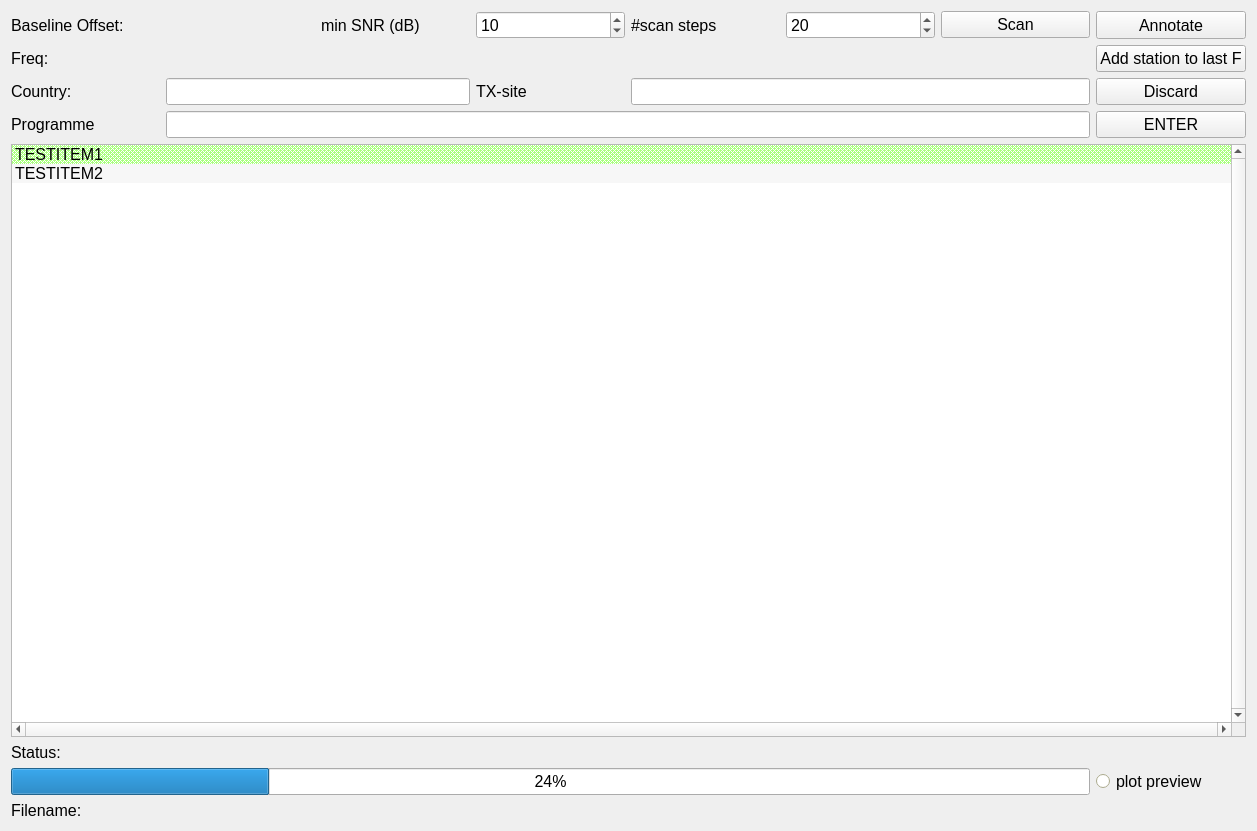
Qt form sources/annotator/ressources/annotator_widget.ui (schaten/COHIWizard) before a commit.
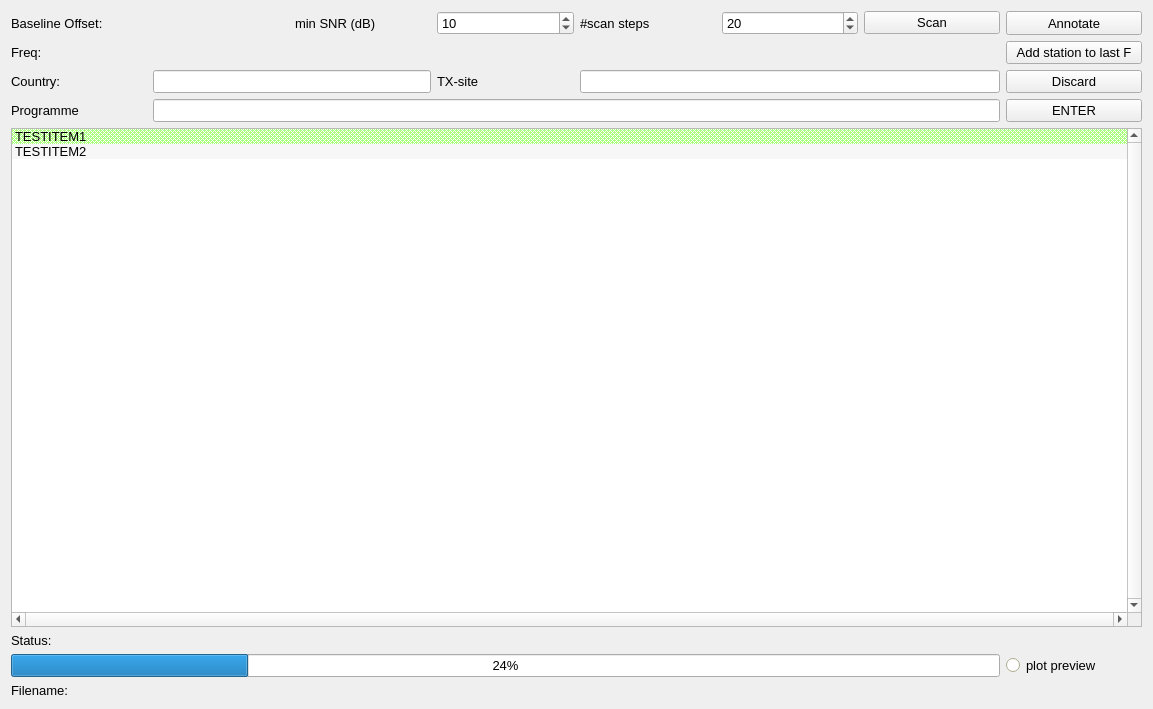
The same form after that commit.

```diff
--- a/sources/annotator/ressources/annotator_widget.ui
+++ b/sources/annotator/ressources/annotator_widget.ui
@@ -6,8 +6,8 @@
    <rect>
     <x>0</x>
     <y>0</y>
-    <width>1257</width>
-    <height>831</height>
+    <width>1153</width>
+    <height>709</height>
    </rect>
   </property>
   <property name="sizePolicy">
@@ -35,7 +35,7 @@
        </property>
        <property name="font">
         <font>
-         <pointsize>12</pointsize>
+         <pointsize>10</pointsize>
         </font>
        </property>
        <property name="text">
@@ -53,7 +53,7 @@
        </property>
        <property name="font">
         <font>
-         <pointsize>12</pointsize>
+         <pointsize>10</pointsize>
         </font>
        </property>
        <property name="text">
@@ -71,7 +71,7 @@
        </property>
        <property name="font">
         <font>
-         <pointsize>12</pointsize>
+         <pointsize>10</pointsize>
         </font>
        </property>
        <property name="toolTip">
@@ -132,7 +132,7 @@
        </property>
        <property name="font">
         <font>
-         <pointsize>12</pointsize>
+         <pointsize>10</pointsize>
         </font>
        </property>
        <property name="text">
@@ -150,7 +150,7 @@
        </property>
        <property name="font">
         <font>
-         <pointsize>12</pointsize>
+         <pointsize>10</pointsize>
         </font>
        </property>
        <property name="toolTip">
@@ -319,7 +319,7 @@
        </property>
        <property name="font">
         <font>
-         <pointsize>12</pointsize>
+         <pointsize>10</pointsize>
         </font>
        </property>
        <property name="toolTip">
@@ -340,7 +340,7 @@
        </property>
        <property name="font">
         <font>
-         <pointsize>12</pointsize>
+         <pointsize>10</pointsize>
         </font>
        </property>
        <property name="value">
@@ -358,7 +358,7 @@
        </property>
        <property name="font">
         <font>
-         <pointsize>12</pointsize>
+         <pointsize>10</pointsize>
         </font>
        </property>
        <property name="text">
@@ -376,7 +376,7 @@
        </property>
        <property name="font">
         <font>
-         <pointsize>12</pointsize>
+         <pointsize>10</pointsize>
         </font>
        </property>
        <property name="text">
@@ -394,7 +394,7 @@
        </property>
        <property name="font">
         <font>
-         <pointsize>12</pointsize>
+         <pointsize>10</pointsize>
         </font>
        </property>
        <property name="text">
@@ -412,7 +412,7 @@
        </property>
        <property name="font">
         <font>
-         <pointsize>12</pointsize>
+         <pointsize>10</pointsize>
         </font>
        </property>
        <property name="text">
@@ -430,7 +430,7 @@
        </property>
        <property name="font">
         <font>
-         <pointsize>12</pointsize>
+         <pointsize>10</pointsize>
         </font>
        </property>
        <property name="text">
@@ -448,7 +448,7 @@
        </property>
        <property name="font">
         <font>
-         <pointsize>12</pointsize>
+         <pointsize>10</pointsize>
         </font>
        </property>
        <property name="text">
@@ -466,7 +466,7 @@
        </property>
        <property name="font">
         <font>
-         <pointsize>12</pointsize>
+         <pointsize>10</pointsize>
         </font>
        </property>
        <property name="text">
@@ -484,7 +484,7 @@
        </property>
        <property name="font">
         <font>
-         <pointsize>12</pointsize>
+         <pointsize>10</pointsize>
         </font>
        </property>
        <property name="toolTip">
@@ -499,7 +499,7 @@
       <widget class="QPushButton" name="pushButton_Scan">
        <property name="font">
         <font>
-         <pointsize>12</pointsize>
+         <pointsize>10</pointsize>
         </font>
        </property>
        <property name="toolTip">
@@ -514,7 +514,7 @@
       <widget class="QSpinBox" name="spinBoxNumScan">
        <property name="font">
         <font>
-         <pointsize>12</pointsize>
+         <pointsize>10</pointsize>
         </font>
        </property>
        <property name="toolTip">
@@ -538,7 +538,7 @@
        </property>
        <property name="font">
         <font>
-         <pointsize>12</pointsize>
+         <pointsize>10</pointsize>
         </font>
        </property>
        <property name="toolTip">
@@ -553,7 +553,7 @@
       <widget class="QSpinBox" name="spinBoxminSNR">
        <property name="font">
         <font>
-         <pointsize>12</pointsize>
+         <pointsize>10</pointsize>
         </font>
        </property>
        <property name="toolTip">
@@ -586,7 +586,7 @@
        </property>
        <property name="font">
         <font>
-         <pointsize>12</pointsize>
+         <pointsize>10</pointsize>
         </font>
        </property>
        <property name="toolTip">
@@ -607,7 +607,7 @@
        </property>
        <property name="font">
         <font>
-         <pointsize>12</pointsize>
+         <pointsize>10</pointsize>
         </font>
        </property>
        <property name="toolTip">
@@ -625,7 +625,7 @@
       <widget class="QPushButton" name="pushButtonDiscard">
        <property name="font">
         <font>
-         <pointsize>12</pointsize>
+         <pointsize>10</pointsize>
         </font>
        </property>
        <property name="toolTip">
@@ -643,7 +643,7 @@
       <widget class="QPushButton" name="annotate_pushButtonBack">
        <property name="font">
         <font>
-         <pointsize>12</pointsize>
+         <pointsize>10</pointsize>
         </font>
        </property>
        <property name="toolTip">
```
